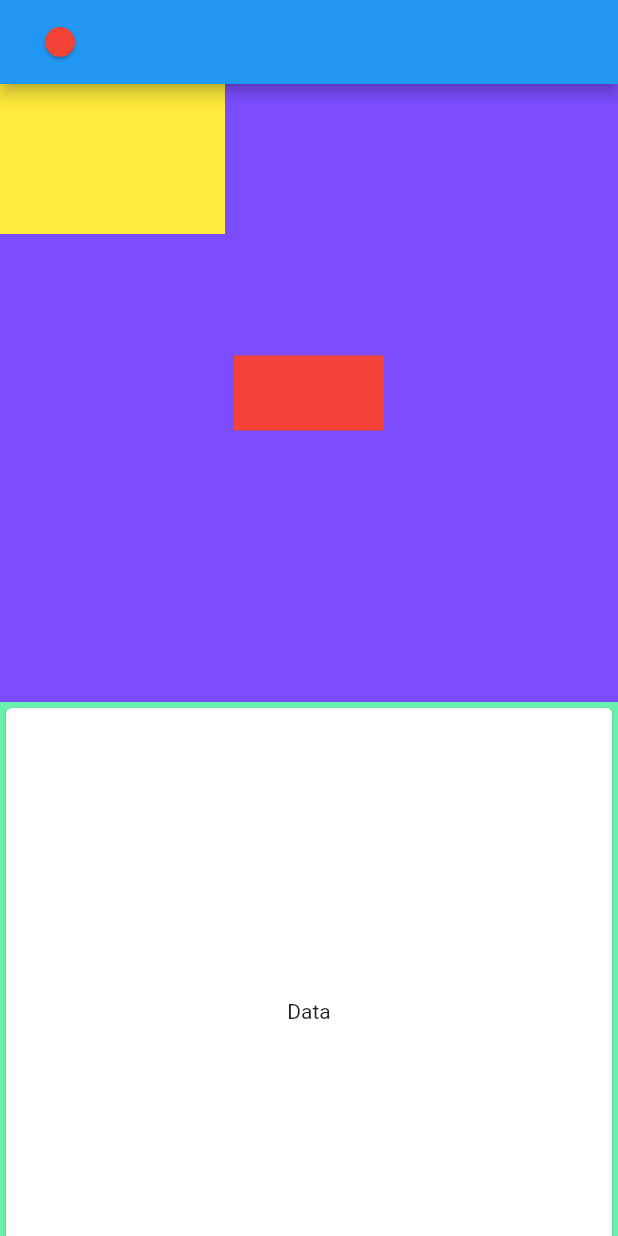
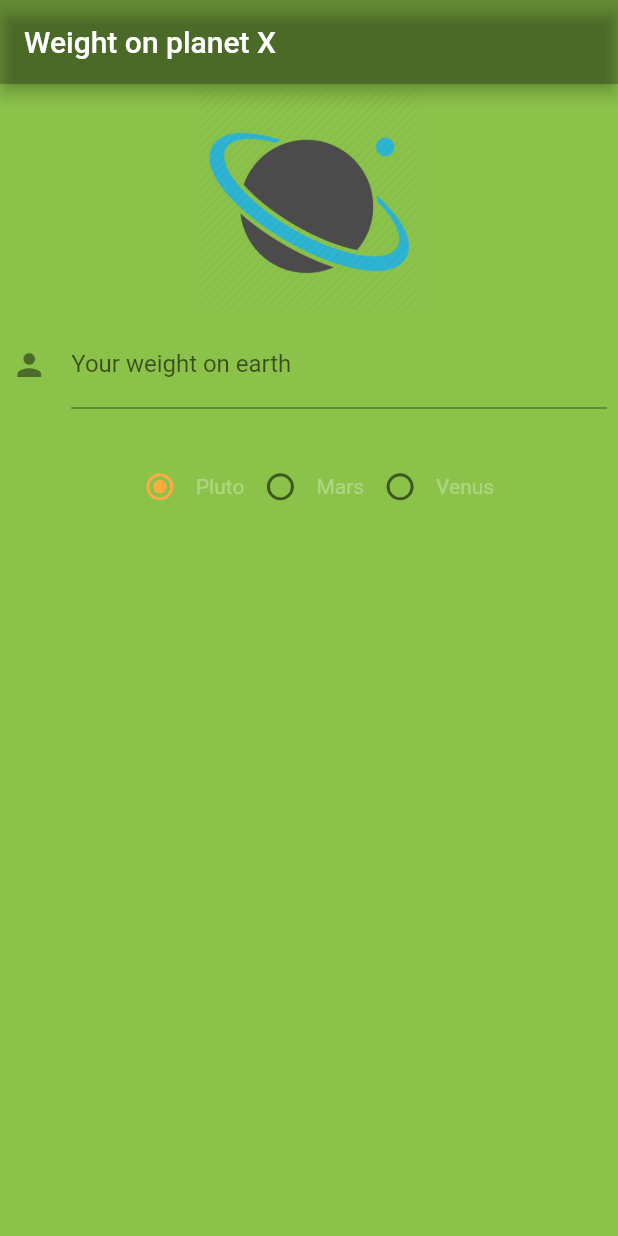
Before and after one commit to mostafa9696/FlutterPractice, a Flutter app: the screen it shows after launch, on a phone screen of 412 x 824 dp. Run offline on Flutter 3.47's test engine with Material 2 defaults, Android fonts, the phone set to English and light mode, and no system bars; our stand-ins replace device_info.

Commit message:
Start paulo udemy course

```diff
--- /dev/null
+++ b/lib/WeightPlanet.dart
@@ -0,0 +1,91 @@
+import 'package:flutter/material.dart';
+
+
+class WeightPlanet extends StatefulWidget {
+  @override
+  _PlanetState createState() => new _PlanetState();
+}
+
+class _PlanetState extends State<WeightPlanet> {
+
+  int radioValue = 0;
+  final TextEditingController _controller = TextEditingController();
+  double _result = 0.0;
+  String weightResult = "";
+
+  void onRadioChanged(int value) {
+    setState(() {
+      radioValue = value;
+      switch(value){
+        case 0:
+          _result = int.parse(_controller.text) * 0.06 ;
+          weightResult = "Your weigh on Pluto is ${_result.toStringAsFixed(1)}";
+          break;
+        case 1:
+          _result = int.parse(_controller.text) * 0.38 ;
+          weightResult = "Your weigh on Mars is ${_result.toStringAsFixed(1)}";
+
+          break;
+        case 2:
+          _result = int.parse(_controller.text) * 0.91 ;
+          weightResult = "Your weigh on Venus is ${_result.toStringAsFixed(1)}";
+
+          break;
+
+      }
+    });
+  }
+
+  @override
+  Widget build(BuildContext context) {
+    return new MaterialApp(
+        home: Scaffold(
+          backgroundColor: Colors.lightGreen,
+          appBar: AppBar(
+            title: Text("Weight on planet X"),
+            backgroundColor: Colors.black26,
+          ),
+          body: Container(
+            alignment: Alignment.topCenter,
+            child: ListView(
+              padding: const EdgeInsets.all(2.5),
+              children: <Widget>[
+                Image.asset("assets/pics/planet.png", height: 150, width: 200,)
+                ,Container(
+                  margin: const EdgeInsets.all(5.0),
+                  alignment: Alignment.center,
+                  child: Column(
+                    children: <Widget>[
+                      TextFormField(
+                        controller: _controller,
+                        keyboardType: TextInputType.number,
+                        decoration: InputDecoration(
+                          labelText: "Your weight on earth",
+                          hintText: "In pound",
+                          icon: Icon(Icons.person,)
+                        ),
+                      ),
+                      Padding(
+                        padding: const EdgeInsets.all(28.0),
+                        child: Row(
+                          mainAxisAlignment: MainAxisAlignment.center,
+                          children: <Widget>[
+                            Radio<int>(value: 0, groupValue: radioValue, onChanged: onRadioChanged,activeColor: Colors.orangeAccent, ),
+                            Text("Pluto", style: TextStyle(color: Colors.white30),),
+                            Radio<int>(value: 1, groupValue: radioValue, onChanged: onRadioChanged, activeColor: Colors.orangeAccent,),
+                            Text("Mars", style: TextStyle(color: Colors.white30),),
+                            Radio<int>(value: 2, groupValue: radioValue, onChanged: onRadioChanged, activeColor: Colors.orangeAccent,),
+                            Text("Venus", style: TextStyle(color: Colors.white30),),
+                          ],
+                        ),
+                      ),
+                      Text(weightResult)
+                    ],
+                  ),
+                )
+              ],
+            ),
+          ),
+        ));
+  }
+}
--- a/pubspec.yaml
+++ b/pubspec.yaml
@@ -37,6 +37,8 @@ dev_dependencies:
 flutter:
   assets:
     - assets/pics/user.png
+    - assets/pics/login.png
+    - assets/pics/planet.png
   fonts:
     - family: Tajwal
       fonts:
```
Also changed, not shown: lib/LoginScreen.dart (added, +132 -0 lines), lib/MyAppTwo.dart (added, +89 -0 lines), lib/main.dart (+14 -82 lines), assets/pics/login.png (added), assets/pics/planet.png (added).
